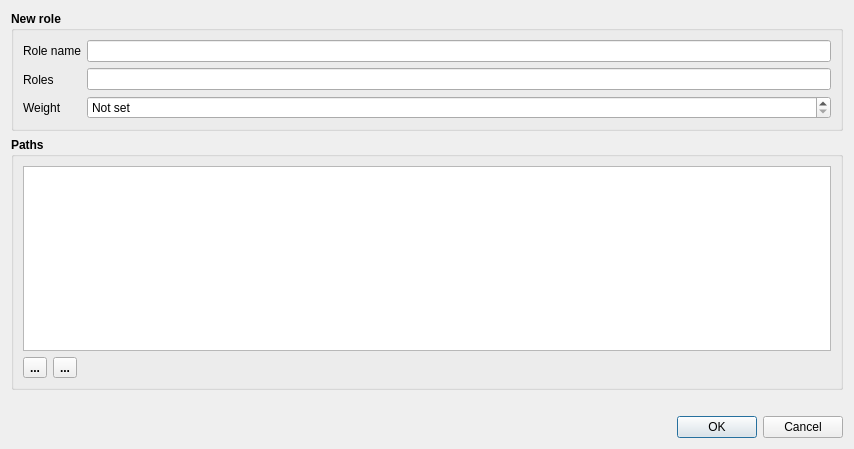
This is src/dlgaddeditrole.ui in syyyr/shvspy as Qt 5 draws it before an edit. The edited form follows.
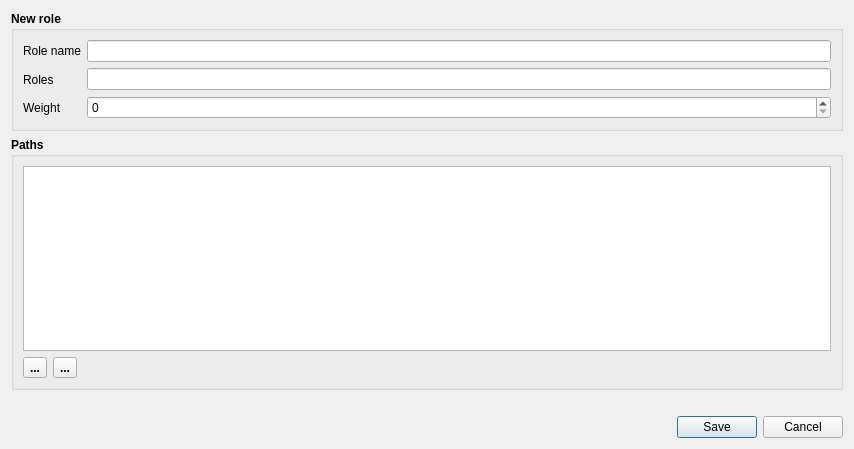
This is the edited form. Icons and pictures are not drawn.

What changed in the file:
```diff
--- a/src/dlgaddeditrole.ui
+++ b/src/dlgaddeditrole.ui
@@ -107,11 +107,8 @@
               <bold>false</bold>
              </font>
             </property>
-            <property name="specialValueText">
-             <string>Not set</string>
-            </property>
             <property name="minimum">
-             <number>-1</number>
+             <number>0</number>
             </property>
             <property name="maximum">
              <number>10000</number>
@@ -120,7 +117,7 @@
              <number>1</number>
             </property>
             <property name="value">
-             <number>-1</number>
+             <number>0</number>
             </property>
            </widget>
           </item>
@@ -261,7 +258,7 @@
       <enum>Qt::Horizontal</enum>
      </property>
      <property name="standardButtons">
-      <set>QDialogButtonBox::Cancel|QDialogButtonBox::Ok</set>
+      <set>QDialogButtonBox::Cancel|QDialogButtonBox::Save</set>
      </property>
     </widget>
    </item>
```
